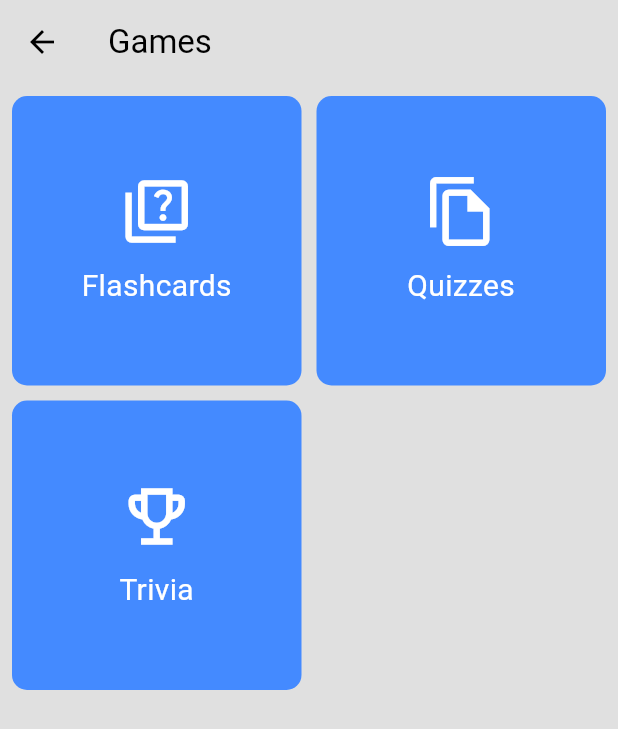
After one commit to rkareem2/Clean-Cycle_flutter-app, a Flutter app: the EcoGames screen opened directly, on a phone screen of 412 x 824 dp. The commit adds this screen. Shown: the top 729 px of the screen. Run offline on Flutter 3.47's test engine with Material 3 defaults, Android fonts, the phone set to English and light mode, and no system bars; our stand-ins replace cloud_firestore, firebase_auth, firebase_core, flutter_markdown, get, google_generative_ai and 2 more; accounts and stored records are empty.

Commit message:
Eco games update

```diff
--- a/clean_cycle/lib/components/chatbot.dart
+++ b/clean_cycle/lib/components/chatbot.dart
@@ -2,8 +2,12 @@ import 'package:flutter/material.dart';
 import 'package:google_generative_ai/google_generative_ai.dart';
 import 'package:flutter_markdown/flutter_markdown.dart';
 
+String geminiApiKey() {
+  return "AIzaSyDhiDIX5m5XtX1duWQQ6_Q1FsL9hVG9PdQ";
+}
+
 Future<String?> queryGemini(String request) async {
-  final model = GenerativeModel(model: 'gemini-1.5-flash', apiKey: "AIzaSyDhiDIX5m5XtX1duWQQ6_Q1FsL9hVG9PdQ");
+  final model = GenerativeModel(model: 'gemini-1.5-flash', apiKey: geminiApiKey());
   final content = [Content.text(request)];
   final response = await model.generateContent(content);
   return response.text;
--- a/clean_cycle/lib/main.dart
+++ b/clean_cycle/lib/main.dart
@@ -21,6 +21,7 @@ void main() async {
   await Firebase.initializeApp(
     options: DefaultFirebaseOptions.currentPlatform,
   );
+  Provider.debugCheckInvalidValueType = null;
   runApp(
     ChangeNotifierProvider(
       create: (context) => ThemeProvider(),
--- a/clean_cycle/lib/pages/gemini_pages/learning_center.dart
+++ b/clean_cycle/lib/pages/gemini_pages/learning_center.dart
@@ -1,4 +1,5 @@
 import 'package:clean_cycle/pages/gemini_pages/learning_center_pages/article.dart';
+import 'package:clean_cycle/pages/gemini_pages/learning_center_pages/eco_games.dart';
 import 'package:clean_cycle/pages/gemini_pages/learning_center_pages/eco_myths.dart';
 import 'package:flutter/material.dart';
 
@@ -6,9 +7,9 @@ class LearningCenter extends StatelessWidget {
   final List<GridItem> items = [
     GridItem('Articles', Icons.article_outlined, GeminiArticle()),
     GridItem('Eco Myths', Icons.warning_amber_outlined, const EcoMythsPage()),
-    GridItem('Games', Icons.gamepad_outlined, const TopicPage(title: 'Games')),
+    GridItem('Games', Icons.gamepad_outlined, EcoGames()),
     GridItem('Tips', Icons.lightbulb_outline, const TopicPage(title: 'Tips')),
-    GridItem('Forums', Icons.people_alt_outlined, const TopicPage(title: 'Forums')),
+    GridItem('Forums', Icons.forum_outlined, const TopicPage(title: 'Forums')),
   ];
 
   @override
--- /dev/null
+++ b/clean_cycle/lib/pages/gemini_pages/learning_center_pages/eco_games.dart
@@ -0,0 +1,35 @@
+import 'package:clean_cycle/pages/gemini_pages/learning_center.dart';
+import 'package:clean_cycle/pages/gemini_pages/learning_center_pages/eco_trivia.dart';
+import 'package:flutter/material.dart';
+
+class EcoGames extends StatelessWidget {
+  final List<GridItem> items = [
+    GridItem('Flashcards', Icons.quiz_outlined, const TopicPage(title: 'Flashcards')),
+    GridItem('Quizzes', Icons.file_copy_outlined, const TopicPage(title: 'Quizzes')),
+    GridItem('Trivia', Icons.emoji_events_outlined, EcoTrivia()),
+  ];
+
+  @override
+  Widget build(BuildContext context) {
+    return Scaffold(
+      appBar: AppBar(
+        title: const Text('Games'),
+      ),
+      body: Padding(
+        padding: const EdgeInsets.all(8.0),
+        child: GridView.builder(
+          gridDelegate: SliverGridDelegateWithFixedCrossAxisCount(
+            crossAxisCount: MediaQuery.of(context).size.width > 600 ? 3 : 2,
+            crossAxisSpacing: 10,
+            mainAxisSpacing: 10,
+            childAspectRatio: 1,
+          ),
+          itemCount: items.length,
+          itemBuilder: (context, index) {
+            return GridItemWidget(item: items[index]);
+          },
+        ),
+      ),
+    );
+  }
+}
```
Also changed, not shown: clean_cycle/lib/pages/gemini_pages/learning_center_pages/eco_trivia.dart (added, +220 -0 lines).
